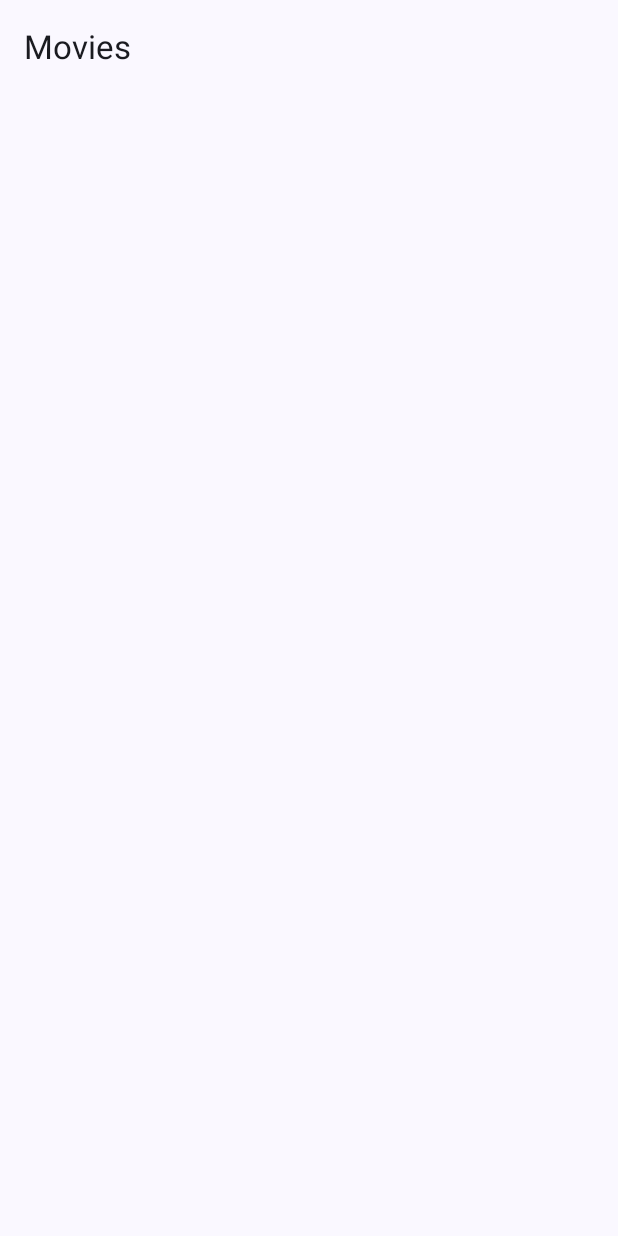
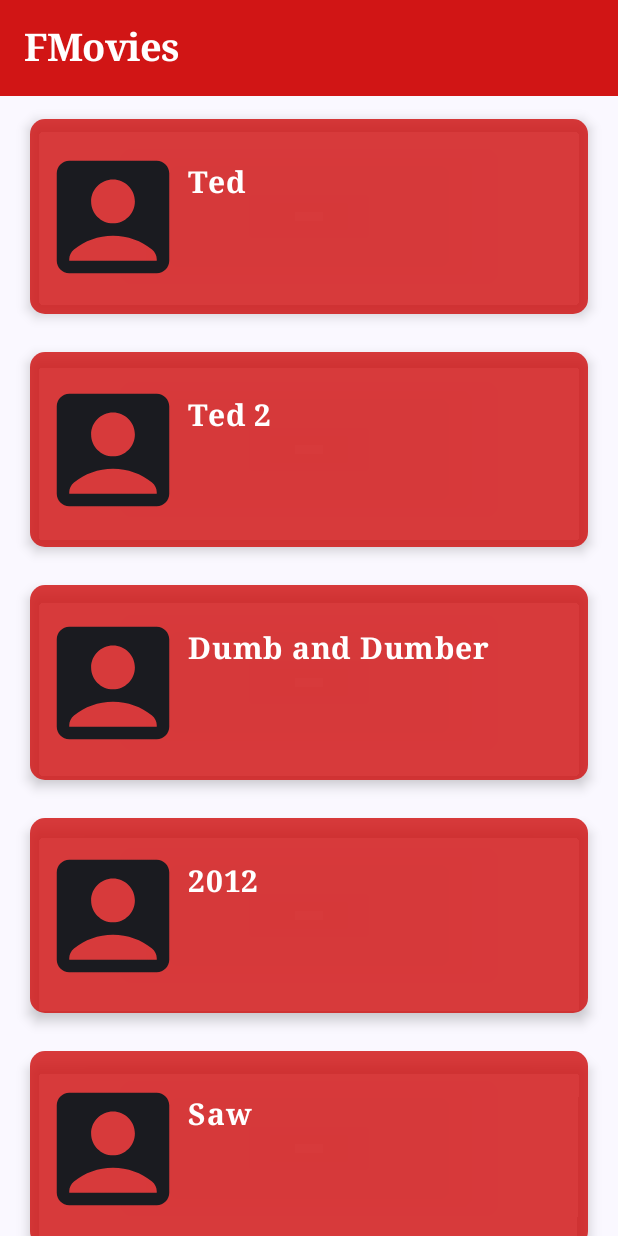
Before and after one commit to MrFarhanKhan007/FMovies, an Android app built with Jetpack Compose: the screen it shows after launch (MainActivity), on a phone screen of 412 x 824 dp. Before the commit the screen is almost empty. Run offline under Robolectric (Android 15) with nearby library versions, the phone set to English and light mode, and no system bars.

Commit message:
Finished the Card layouts of all the movies and assigned red color to each one of them

```diff
--- a/app/src/main/java/com/example/fmovies/MainActivity.kt
+++ b/app/src/main/java/com/example/fmovies/MainActivity.kt
@@ -3,18 +3,43 @@ package com.example.fmovies
 import android.os.Bundle
 import androidx.activity.ComponentActivity
 import androidx.activity.compose.setContent
+import androidx.compose.foundation.layout.Arrangement
+import androidx.compose.foundation.layout.Box
+import androidx.compose.foundation.layout.Row
+import androidx.compose.foundation.layout.fillMaxHeight
 import androidx.compose.foundation.layout.fillMaxSize
+import androidx.compose.foundation.layout.fillMaxWidth
+import androidx.compose.foundation.layout.height
+import androidx.compose.foundation.layout.padding
+import androidx.compose.foundation.layout.size
+import androidx.compose.foundation.lazy.LazyColumn
+import androidx.compose.foundation.lazy.items
+import androidx.compose.foundation.shape.CornerSize
+import androidx.compose.foundation.shape.RoundedCornerShape
+import androidx.compose.material.icons.Icons
+import androidx.compose.material.icons.filled.AccountBox
+import androidx.compose.material3.Card
+import androidx.compose.material3.CardColors
+import androidx.compose.material3.CardDefaults
 import androidx.compose.material3.ExperimentalMaterial3Api
+import androidx.compose.material3.Icon
 import androidx.compose.material3.MaterialTheme
 import androidx.compose.material3.Scaffold
 import androidx.compose.material3.Surface
 import androidx.compose.material3.Text
 import androidx.compose.material3.TopAppBar
+import androidx.compose.material3.TopAppBarDefaults
 import androidx.compose.runtime.Composable
+import androidx.compose.ui.Alignment
 import androidx.compose.ui.Modifier
 import androidx.compose.ui.graphics.Color
+import androidx.compose.ui.res.stringResource
+import androidx.compose.ui.text.font.FontFamily
+import androidx.compose.ui.text.font.FontWeight
 import androidx.compose.ui.tooling.preview.Preview
 import androidx.compose.ui.unit.LayoutDirection
+import androidx.compose.ui.unit.dp
+import androidx.compose.ui.unit.sp
 import com.example.fmovies.ui.theme.FMoviesTheme
 
 class MainActivity : ComponentActivity() {
@@ -36,18 +61,99 @@ class MainActivity : ComponentActivity() {
 
 @OptIn(ExperimentalMaterial3Api::class)
 @Composable
-fun MyApp() {
+fun MyApp(
+    modifier: Modifier = Modifier,
+    movieList: List<String> = listOf(
+        "Ted",
+        "Ted 2",
+        "Dumb and Dumber",
+        "2012",
+        "Saw",
+        "Insidious",
+        "The Conjuring",
+        "Insidious: Chapter 2",
+        "Furious 7",
+        "The Conjuring 2",
+        "Aquaman",
+        "Malignant",
+        "Insidious: Chapter 3",
+        "Dead Silence"
+    )
+) {
     Scaffold(
         topBar = {
-            TopAppBar(title = { Text(text = "Movies") })
+            TopAppBar(
+                title = {
+                    Text(
+                        text = stringResource(R.string.app_name),
+                        color = Color.White,
+                        fontFamily = FontFamily.Serif,
+                        fontSize = 25.sp,
+                        fontWeight = FontWeight.ExtraBold
+                    )
+                },
+                colors = TopAppBarDefaults.topAppBarColors(Color(0xFFD11515)),
+            )
         }
     )
     { paddingValues ->
-        paddingValues.calculateLeftPadding(layoutDirection = LayoutDirection.Ltr)
+        LazyColumn(modifier.padding(paddingValues)) {
+            items(items = movieList) {
+                MovieRow(movieName = it)
+            }
+        }
+    }
+}
+
+@Composable
+fun MovieRow(
+    modifier: Modifier = Modifier,
+    movieName: String
+) {
+    Card(
+        modifier
+            .padding(start = 20.dp, top = 15.dp, bottom = 10.dp, end = 20.dp)
+            .fillMaxWidth()
+            .height(130.dp),
+        shape = RoundedCornerShape(corner = CornerSize(10.dp)),
+        colors = CardDefaults.cardColors(Color(0xD5D11515)),
+        elevation = CardDefaults.cardElevation(5.dp)
+    ) {
+        Row(
+            modifier
+                .fillMaxSize()
+                .align(Alignment.CenterHorizontally)
+                .padding(5.dp),
+            verticalAlignment = Alignment.CenterVertically,
+            horizontalArrangement = Arrangement.Start
+        ) {
+            Icon(
+                imageVector = Icons.Default.AccountBox,
+                contentDescription = "Account Box",
+                modifier
+                    .size(100.dp)
+                    .align(Alignment.CenterVertically),
 
 
+                )
+            Box(
+                modifier
+                    .align(Alignment.Top)
+                    .padding(top = 20.dp)
+            ) {
+                Text(
+                    text = movieName,
+                    modifier.padding(top = 5.dp),
+                    color = Color.White,
+                    fontSize = 20.sp,
+                    fontWeight = FontWeight.Bold,
+                    fontFamily = FontFamily.Serif
+                )
+            }
+        }
     }
 }
+
 
 @Preview
 @Composable
--- a/app/src/main/res/values/strings.xml
+++ b/app/src/main/res/values/strings.xml
@@ -1,3 +1,4 @@
 <resources>
     <string name="app_name">FMovies</string>
+    <string name="TopAppBar">Movies</string>
 </resources>
```
